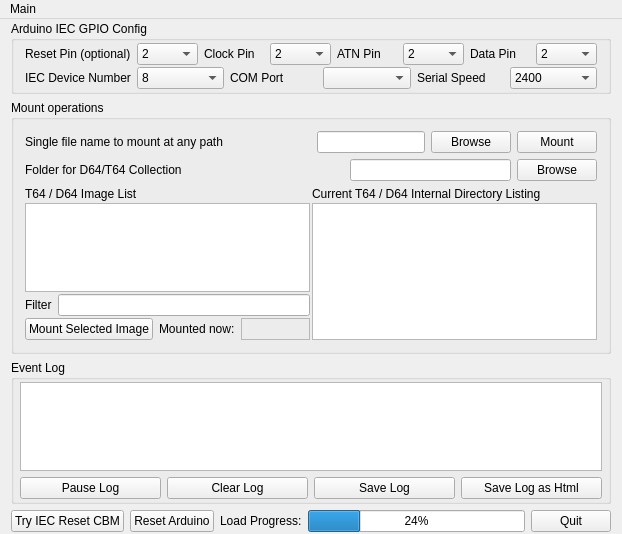
Before: the Qt Designer form mainwindow.ui in Larswad/uno2iec, drawn with Qt 5.
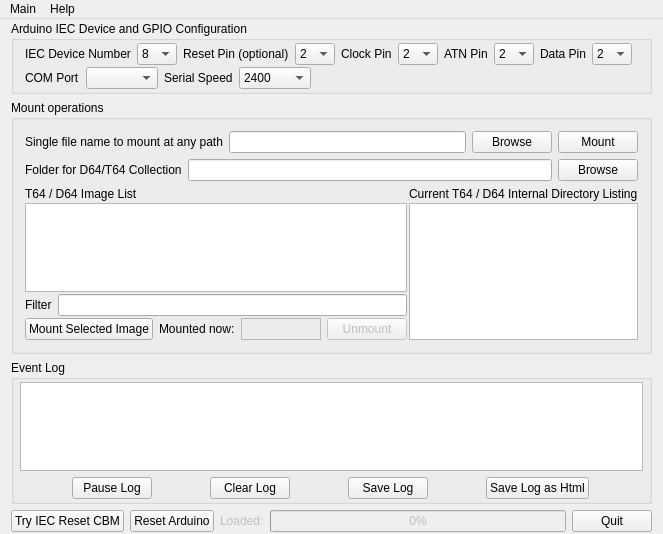
After: the same form once the commit is applied.

Commit message: Faster serial handling. Skeleton class added for .P00 formats. UI reflection on mounting and loading. Aboutdialog, appicon and version resource added.

Patch:
```diff
--- a/mainwindow.ui
+++ b/mainwindow.ui
@@ -24,7 +24,7 @@
     <item>
      <widget class="QGroupBox" name="groupBox">
       <property name="title">
-       <string>Arduino IEC GPIO Config</string>
+       <string>Arduino IEC Device and GPIO Configuration</string>
       </property>
       <layout class="QHBoxLayout" name="horizontalLayout_4">
        <property name="spacing">
@@ -43,8 +43,77 @@
          </property>
          <item>
           <layout class="QHBoxLayout" name="horizontalLayout_10">
+           <item>
+            <widget class="QLabel" name="label_10">
+             <property name="sizePolicy">
+              <sizepolicy hsizetype="Maximum" vsizetype="Preferred">
+               <horstretch>0</horstretch>
+               <verstretch>0</verstretch>
+              </sizepolicy>
+             </property>
+             <property name="text">
+              <string>IEC Device Number</string>
+             </property>
+            </widget>
+           </item>
+           <item>
+            <widget class="QComboBox" name="deviceNumber">
+             <property name="maximumSize">
+              <size>
+               <width>40</width>
+               <height>16777215</height>
+              </size>
+             </property>
+             <item>
+              <property name="text">
+               <string>8</string>
+              </property>
+             </item>
+             <item>
+              <property name="text">
+               <string>9</string>
+              </property>
+             </item>
+             <item>
+              <property name="text">
+               <string>10</string>
+              </property>
+             </item>
+             <item>
+              <property name="text">
+               <string>11</string>
+              </property>
+             </item>
+             <item>
+              <property name="text">
+               <string>12</string>
+              </property>
+             </item>
+             <item>
+              <property name="text">
+               <string>13</string>
+              </property>
+             </item>
+             <item>
+              <property name="text">
+               <string>14</string>
+              </property>
+             </item>
+             <item>
+              <property name="text">
+               <string>15</string>
+              </property>
+             </item>
+            </widget>
+           </item>
            <item>
             <widget class="QLabel" name="label_5">
+             <property name="sizePolicy">
+              <sizepolicy hsizetype="Maximum" vsizetype="Preferred">
+               <horstretch>0</horstretch>
+               <verstretch>0</verstretch>
+              </sizepolicy>
+             </property>
              <property name="text">
               <string>Reset Pin (optional)</string>
              </property>
@@ -52,6 +121,12 @@
            </item>
            <item>
             <widget class="QComboBox" name="resetPin">
+             <property name="maximumSize">
+              <size>
+               <width>40</width>
+               <height>16777215</height>
+              </size>
+             </property>
              <item>
               <property name="text">
                <string>2</string>
@@ -116,6 +191,12 @@
            </item>
            <item>
             <widget class="QLabel" name="label_4">
+             <property name="sizePolicy">
+              <sizepolicy hsizetype="Maximum" vsizetype="Preferred">
+               <horstretch>0</horstretch>
+               <verstretch>0</verstretch>
+              </sizepolicy>
+             </property>
              <property name="text">
               <string>Clock Pin</string>
              </property>
@@ -123,6 +204,12 @@
            </item>
            <item>
             <widget class="QComboBox" name="clockPin">
+             <property name="maximumSize">
+              <size>
+               <width>40</width>
+               <height>16777215</height>
+              </size>
+             </property>
              <item>
               <property name="text">
                <string>2</string>
@@ -187,6 +274,12 @@
            </item>
            <item>
             <widget class="QLabel" name="label_3">
+             <property name="sizePolicy">
+              <sizepolicy hsizetype="Maximum" vsizetype="Preferred">
+               <horstretch>0</horstretch>
+               <verstretch>0</verstretch>
+              </sizepolicy>
+             </property>
              <property name="text">
               <string>ATN Pin</string>
              </property>
@@ -194,6 +287,12 @@
            </item>
            <item>
             <widget class="QComboBox" name="atnPin">
+             <property name="maximumSize">
+              <size>
+               <width>40</width>
+               <height>16777215</height>
+              </size>
+             </property>
              <item>
               <property name="text">
                <string>2</string>
@@ -258,6 +357,12 @@
            </item>
            <item>
             <widget class="QLabel" name="label">
+             <property name="sizePolicy">
+              <sizepolicy hsizetype="Maximum" vsizetype="Preferred">
+               <horstretch>0</horstretch>
+               <verstretch>0</verstretch>
+              </sizepolicy>
+             </property>
              <property name="text">
               <string>Data Pin</string>
              </property>
@@ -265,6 +370,12 @@
            </item>
            <item>
             <widget class="QComboBox" name="dataPin">
+             <property name="maximumSize">
+              <size>
+               <width>40</width>
+               <height>16777215</height>
+              </size>
+             </property>
              <item>
               <property name="text">
                <string>2</string>
@@ -327,73 +438,60 @@
              </item>
             </widget>
            </item>
+           <item>
+            <spacer name="horizontalSpacer">
+             <property name="orientation">
+              <enum>Qt::Horizontal</enum>
+             </property>
+             <property name="sizeHint" stdset="0">
+              <size>
+               <width>40</width>
+               <height>20</height>
+              </size>
+             </property>
+            </spacer>
+           </item>
           </layout>
          </item>
          <item>
           <layout class="QHBoxLayout" name="horizontalLayout_9">
-           <item>
-            <widget class="QLabel" name="label_10">
-             <property name="text">
-              <string>IEC Device Number</string>
-             </property>
-            </widget>
-           </item>
-           <item>
-            <widget class="QComboBox" name="deviceNumber">
-             <item>
-              <property name="text">
-               <string>8</string>
-              </property>
-             </item>
-             <item>
-              <property name="text">
-               <string>9</string>
-              </property>
-             </item>
-             <item>
-              <property name="text">
-               <string>10</string>
-              </property>
-             </item>
-             <item>
-              <property name="text">
-               <string>11</string>
-              </property>
-             </item>
-             <item>
-              <property name="text">
-               <string>12</string>
-              </property>
-             </item>
-             <item>
-              <property name="text">
-               <string>13</string>
-              </property>
-             </item>
-             <item>
-              <property name="text">
-               <string>14</string>
-              </property>
-             </item>
-             <item>
-              <property name="text">
-               <string>15</string>
-              </property>
-             </item>
-            </widget>
-           </item>
            <item>
             <widget class="QLabel" name="label_11">
+             <property name="sizePolicy">
+              <sizepolicy hsizetype="Maximum" vsizetype="Preferred">
+               <horstretch>0</horstretch>
+               <verstretch>0</verstretch>
+              </sizepolicy>
+             </property>
              <property name="text">
               <string>COM Port</string>
              </property>
             </widget>
            </item>
            <item>
-            <widget class="QComboBox" name="comPort"/>
+            <widget class="QComboBox" name="comPort">
+             <property name="sizePolicy">
+              <sizepolicy hsizetype="Maximum" vsizetype="Fixed">
+               <horstretch>0</horstretch>
+               <verstretch>0</verstretch>
+              </sizepolicy>
+             </property>
+             <property name="maximumSize">
+              <size>
+               <width>16777215</width>
+               <height>16777215</height>
+              </size>
+             </property>
+            </widget>
            </item>
            <item>
             <widget class="QLabel" name="label_7">
+             <property name="sizePolicy">
+              <sizepolicy hsizetype="Maximum" vsizetype="Preferred">
+               <horstretch>0</horstretch>
+               <verstretch>0</verstretch>
+              </sizepolicy>
+             </property>
              <property name="text">
               <string>Serial Speed</string>
              </property>
@@ -401,6 +499,18 @@
            </item>
            <item>
             <widget class="QComboBox" name="baudRate">
+             <property name="sizePolicy">
+              <sizepolicy hsizetype="Maximum" vsizetype="Fixed">
+               <horstretch>0</horstretch>
+               <verstretch>0</verstretch>
+              </sizepolicy>
+             </property>
+             <property name="maximumSize">
+              <size>
+               <width>16777215</width>
+               <height>16777215</height>
+              </size>
+             </property>
              <item>
               <property name="text">
                <string>2400</string>
@@ -443,6 +553,19 @@
              </item>
             </widget>
            </item>
+           <item>
+            <spacer name="horizontalSpacer_2">
+             <property name="orientation">
+              <enum>Qt::Horizontal</enum>
+             </property>
+             <property name="sizeHint" stdset="0">
+              <size>
+               <width>40</width>
+               <height>20</height>
+              </size>
+             </property>
+            </spacer>
+           </item>
           </layout>
          </item>
         </layout>
@@ -471,19 +594,6 @@
            </property>
           </widget>
          </item>
-         <item>
-          <spacer name="horizontalSpacer_2">
-           <property name="orientation">
-            <enum>Qt::Horizontal</enum>
-           </property>
-           <property name="sizeHint" stdset="0">
-            <size>
-             <width>40</width>
-             <height>20</height>
-            </size>
-           </property>
-          </spacer>
-         </item>
          <item>
           <widget class="QLineEdit" name="singleImageName">
            <property name="sizePolicy">
@@ -502,6 +612,12 @@
          </item>
          <item>
           <widget class="QPushButton" name="browseSingle">
+           <property name="sizePolicy">
+            <sizepolicy hsizetype="Maximum" vsizetype="Fixed">
+             <horstretch>0</horstretch>
+             <verstretch>0</verstretch>
+            </sizepolicy>
+           </property>
            <property name="text">
             <string>Browse</string>
            </property>
@@ -509,6 +625,12 @@
          </item>
          <item>
           <widget class="QPushButton" name="mountSingle">
+           <property name="sizePolicy">
+            <sizepolicy hsizetype="Maximum" vsizetype="Fixed">
+             <horstretch>0</horstretch>
+             <verstretch>0</verstretch>
+            </sizepolicy>
+           </property>
            <property name="text">
             <string>Mount</string>
            </property>
@@ -525,19 +647,6 @@
            </property>
           </widget>
          </item>
-         <item>
-          <spacer name="horizontalSpacer_3">
-           <property name="orientation">
-            <enum>Qt::Horizontal</enum>
-           </property>
-           <property name="sizeHint" stdset="0">
-            <size>
-             <width>40</width>
-             <height>20</height>
-            </size>
-           </property>
-          </spacer>
-         </item>
          <item>
           <widget class="QLineEdit" name="imageDir">
            <property name="sizePolicy">
@@ -556,6 +665,12 @@
          </item>
          <item>
           <widget class="QPushButton" name="browseImageDir">
+           <property name="sizePolicy">
+            <sizepolicy hsizetype="Maximum" vsizetype="Fixed">
+             <horstretch>0</horstretch>
+             <verstretch>0</verstretch>
+            </sizepolicy>
+           </property>
            <property name="text">
             <string>Browse</string>
            </property>
@@ -647,6 +762,12 @@
                  <verstretch>0</verstretch>
                 </sizepolicy>
                </property>
+               <property name="minimumSize">
+                <size>
+                 <width>80</width>
+                 <height>0</height>
+                </size>
+               </property>
                <property name="frameShape">
                 <enum>QFrame::StyledPanel</enum>
                </property>
@@ -655,6 +776,22 @@
                </property>
               </widget>
              </item>
+             <item>
+              <widget class="QPushButton" name="unmountCurrent">
+               <property name="enabled">
+                <bool>false</bool>
+               </property>
+               <property name="sizePolicy">
+                <sizepolicy hsizetype="Maximum" vsizetype="Fixed">
+                 <horstretch>0</horstretch>
+                 <verstretch>0</verstretch>
+                </sizepolicy>
+               </property>
+               <property name="text">
+                <string>Unmount</string>
+               </property>
+              </widget>
+             </item>
             </layout>
            </item>
           </layout>
@@ -763,6 +900,12 @@
         <layout class="QHBoxLayout" name="horizontalLayout">
          <item>
           <widget class="QPushButton" name="pauseLog">
+           <property name="sizePolicy">
+            <sizepolicy hsizetype="Maximum" vsizetype="Fixed">
+             <horstretch>0</horstretch>
+             <verstretch>0</verstretch>
+            </sizepolicy>
+           </property>
            <property name="text">
             <string>Pause Log</string>
            </property>
@@ -773,6 +916,12 @@
          </item>
          <item>
           <widget class="QPushButton" name="clearLog">
+           <property name="sizePolicy">
+            <sizepolicy hsizetype="Maximum" vsizetype="Fixed">
+             <horstretch>0</horstretch>
+             <verstretch>0</verstretch>
+            </sizepolicy>
+           </property>
            <property name="text">
             <string>Clear Log</string>
            </property>
@@ -780,6 +929,12 @@
          </item>
          <item>
           <widget class="QPushButton" name="saveLog">
+           <property name="sizePolicy">
+            <sizepolicy hsizetype="Maximum" vsizetype="Fixed">
+             <horstretch>0</horstretch>
+             <verstretch>0</verstretch>
+            </sizepolicy>
+           </property>
            <property name="text">
             <string>Save Log</string>
            </property>
@@ -787,6 +942,12 @@
          </item>
          <item>
           <widget class="QPushButton" name="saveHtml">
+           <property name="sizePolicy">
+            <sizepolicy hsizetype="Maximum" vsizetype="Fixed">
+             <horstretch>0</horstretch>
+             <verstretch>0</verstretch>
+            </sizepolicy>
+           </property>
            <property name="text">
             <string>Save Log as Html</string>
            </property>
@@ -820,21 +981,42 @@
        </widget>
       </item>
       <item>
-       <widget class="QLabel" name="label_15">
+       <widget class="QLabel" name="progressInfoText">
+        <property name="enabled">
+         <bool>false</bool>
+        </property>
         <property name="text">
-         <string>Load Progress:</string>
+         <string>Loaded:</string>
         </property>
        </widget>
       </item>
       <item>
        <widget class="QProgressBar" name="loadProgress">
+        <property name="enabled">
+         <bool>false</bool>
+        </property>
         <property name="value">
-         <number>24</number>
+         <number>0</number>
+        </property>
+        <property name="textVisible">
+         <bool>true</bool>
+        </property>
+        <property name="invertedAppearance">
+         <bool>false</bool>
+        </property>
+        <property name="textDirection">
+         <enum>QProgressBar::TopToBottom</enum>
         </property>
        </widget>
       </item>
       <item>
        <widget class="QPushButton" name="quit">
+        <property name="sizePolicy">
+         <sizepolicy hsizetype="Maximum" vsizetype="Fixed">
+          <horstretch>0</horstretch>
+          <verstretch>0</verstretch>
+         </sizepolicy>
+        </property>
         <property name="text">
          <string>Quit</string>
         </property>
@@ -859,7 +1041,14 @@
     </property>
     <addaction name="actionQuit"/>
    </widget>
+   <widget class="QMenu" name="menuHelp">
+    <property name="title">
+     <string>Help</string>
+    </property>
+    <addaction name="actionAbout"/>
+   </widget>
    <addaction name="menuMain"/>
+   <addaction name="menuHelp"/>
   </widget>
   <action name="actionQuit">
    <property name="text">
```
Left out of the diff: 37 changed lines with no effect on the pictures. The commit also changes 21 other files.
